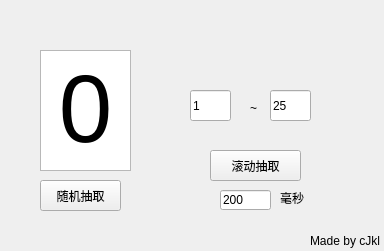
Before: the Qt Designer form tktt/qtppy/chosenpo/untitled.ui in WjyAlone/python, drawn with Qt 5.
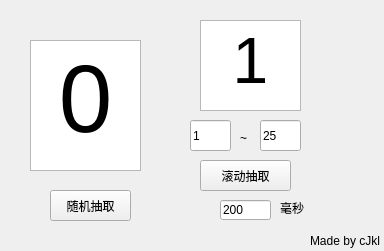
After: the same form once the commit is applied.

Patch:
```diff
--- a/tktt/qtppy/chosenpo/untitled.ui
+++ b/tktt/qtppy/chosenpo/untitled.ui
@@ -17,10 +17,10 @@
    <widget class="QTextBrowser" name="textBrowser">
     <property name="geometry">
      <rect>
-      <x>40</x>
-      <y>50</y>
-      <width>91</width>
-      <height>121</height>
+      <x>30</x>
+      <y>40</y>
+      <width>111</width>
+      <height>131</height>
      </rect>
     </property>
     <property name="html">
@@ -35,7 +35,7 @@
     <property name="geometry">
      <rect>
       <x>220</x>
-      <y>190</y>
+      <y>200</y>
       <width>51</width>
       <height>20</height>
      </rect>
@@ -48,7 +48,7 @@
     <property name="geometry">
      <rect>
       <x>280</x>
-      <y>190</y>
+      <y>200</y>
       <width>31</width>
       <height>16</height>
      </rect>
@@ -60,8 +60,8 @@
    <widget class="QPushButton" name="pushButton">
     <property name="geometry">
      <rect>
-      <x>210</x>
-      <y>150</y>
+      <x>200</x>
+      <y>160</y>
       <width>91</width>
       <height>31</height>
      </rect>
@@ -73,8 +73,8 @@
    <widget class="QPushButton" name="pushButton_2">
     <property name="geometry">
      <rect>
-      <x>40</x>
-      <y>180</y>
+      <x>50</x>
+      <y>190</y>
       <width>81</width>
       <height>31</height>
      </rect>
@@ -100,7 +100,7 @@
     <property name="geometry">
      <rect>
       <x>190</x>
-      <y>90</y>
+      <y>120</y>
       <width>41</width>
       <height>31</height>
      </rect>
@@ -115,8 +115,8 @@
    <widget class="QLineEdit" name="lineEdit_3">
     <property name="geometry">
      <rect>
-      <x>270</x>
-      <y>90</y>
+      <x>260</x>
+      <y>120</y>
       <width>41</width>
       <height>31</height>
      </rect>
@@ -128,8 +128,8 @@
    <widget class="QLabel" name="label_3">
     <property name="geometry">
      <rect>
-      <x>250</x>
-      <y>100</y>
+      <x>240</x>
+      <y>130</y>
       <width>16</width>
       <height>16</height>
      </rect>
@@ -138,6 +138,23 @@
      <string>~</string>
     </property>
    </widget>
+   <widget class="QTextBrowser" name="textBrowser_2">
+    <property name="geometry">
+     <rect>
+      <x>200</x>
+      <y>20</y>
+      <width>101</width>
+      <height>91</height>
+     </rect>
+    </property>
+    <property name="html">
+     <string>&lt;!DOCTYPE HTML PUBLIC &quot;-//W3C//DTD HTML 4.0//EN&quot; &quot;http://www.w3.org/TR/REC-html40/strict.dtd&quot;&gt;
+&lt;html&gt;&lt;head&gt;&lt;meta name=&quot;qrichtext&quot; content=&quot;1&quot; /&gt;&lt;style type=&quot;text/css&quot;&gt;
+p, li { white-space: pre-wrap; }
+&lt;/style&gt;&lt;/head&gt;&lt;body style=&quot; font-family:'SimSun'; font-size:9pt; font-weight:400; font-style:normal;&quot;&gt;
+&lt;p align=&quot;center&quot; style=&quot; margin-top:0px; margin-bottom:0px; margin-left:0px; margin-right:0px; -qt-block-indent:0; text-indent:0px;&quot;&gt;&lt;span style=&quot; font-size:48pt;&quot;&gt;1&lt;/span&gt;&lt;/p&gt;&lt;/body&gt;&lt;/html&gt;</string>
+    </property>
+   </widget>
   </widget>
  </widget>
  <resources/>
```
Left out of the diff: 6 changed lines with no effect on the pictures.
